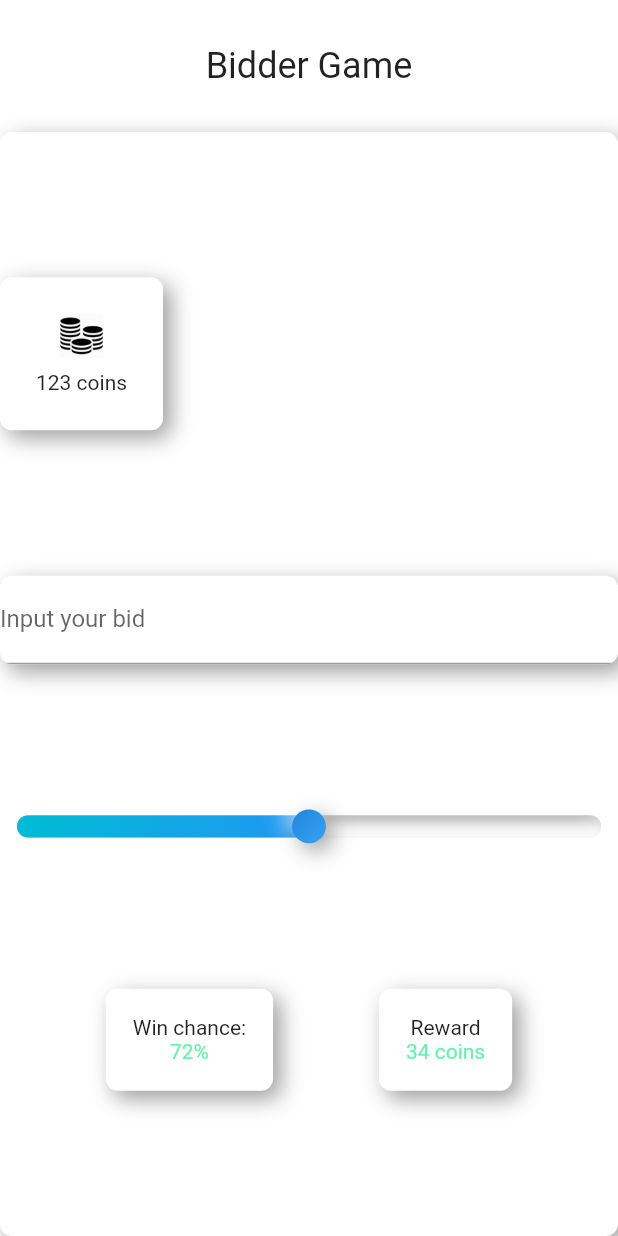
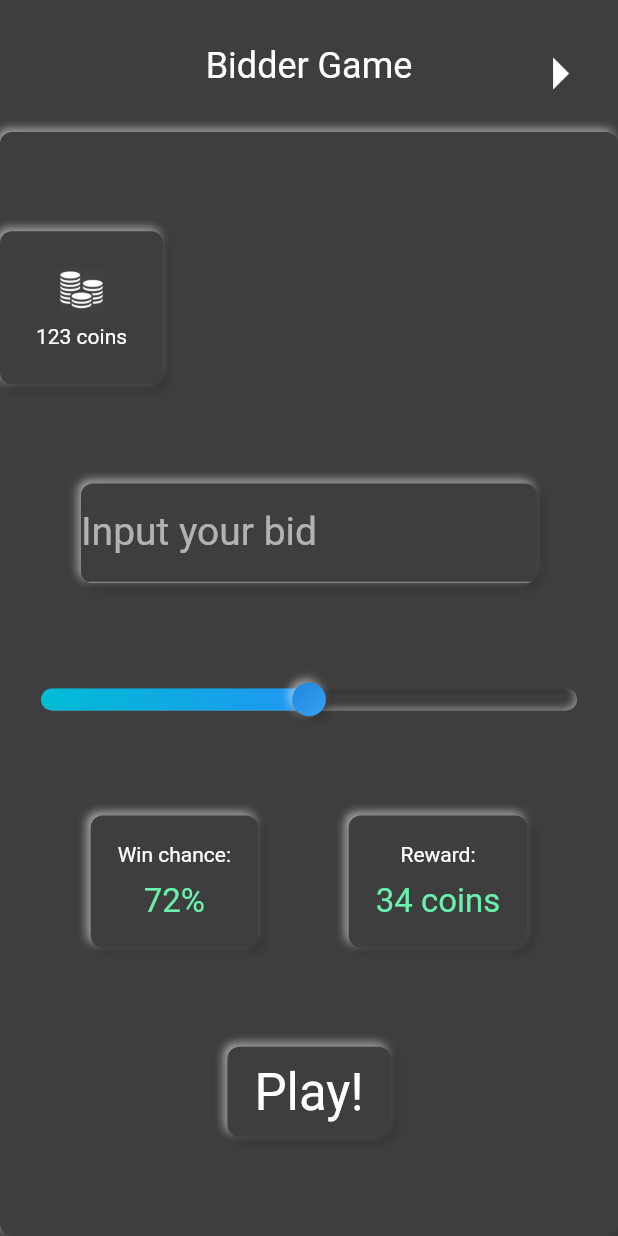
Before and after one commit to Palladiusz/bidder_game, a Flutter app: the screen it shows after launch, on a phone screen of 412 x 824 dp. Run offline on Flutter 3.47's test engine with Material 2 defaults, Android fonts, the phone set to English and light mode, and no system bars; drawn by our look-alikes of flutter_neumorphic.

Commit message:
add stylization, add navigator to 2nd screen

```diff
--- a/lib/components/block.dart
+++ b/lib/components/block.dart
@@ -15,9 +15,15 @@ class Block extends StatelessWidget {
             Text(
               upperText,
             ),
+            SizedBox(
+              height: 10.0,
+            ),
             Text(
               lowerText,
-              style: TextStyle(color: Colors.greenAccent),
+              style: TextStyle(
+                color: Colors.greenAccent,
+                fontSize: 22,
+              ),
             )
           ],
         ),
--- a/lib/main.dart
+++ b/lib/main.dart
@@ -12,16 +12,17 @@ class MyApp extends StatelessWidget {
   Widget build(BuildContext context) {
     return NeumorphicApp(
       debugShowCheckedModeBanner: false,
-      themeMode: ThemeMode.light,
+      themeMode: ThemeMode.dark,
       theme: NeumorphicThemeData(
         baseColor: Color(0xFFFFFFFF),
         lightSource: LightSource.topLeft,
-        depth: 10,
+        depth: 5,
       ),
       darkTheme: NeumorphicThemeData(
         baseColor: Color(0xFF3E3E3E),
         lightSource: LightSource.topLeft,
-        depth: 6,
+        depth: 4,
+        intensity: 0.6,
       ),
       initialRoute: HomeScreen.id,
       routes: {
--- a/lib/screens/home_screen.dart
+++ b/lib/screens/home_screen.dart
@@ -1,6 +1,7 @@
 import 'package:flutter/material.dart';
 import 'package:flutter_neumorphic/flutter_neumorphic.dart';
 import 'package:bidder_game/components/block.dart';
+import 'package:bidder_game/screens/history_screen.dart';
 
 class HomeScreen extends StatefulWidget {
   static const String id = '/home_screen';
@@ -14,6 +15,24 @@ class _HomeScreenState extends State<HomeScreen> {
   Widget build(BuildContext context) {
     return Scaffold(
       appBar: NeumorphicAppBar(
+        actions: <Widget>[
+          IconButton(
+            icon: Icon(
+              Icons.arrow_right,
+              size: 50.0,
+              color: Colors.white,
+            ),
+            onPressed: () {
+              Navigator.push(
+                context,
+                MaterialPageRoute(
+                  builder: (context) => HistoryScreen(),
+                ),
+              );
+            },
+            tooltip: 'Move to history screen',
+          )
+        ],
         centerTitle: true,
         title: Text('Bidder Game'),
       ),
@@ -31,6 +50,7 @@ class _HomeScreenState extends State<HomeScreen> {
                         ImageIcon(
                           AssetImage("icons/coins.png"),
                           size: 30.0,
+                          color: Colors.white,
                         ),
                         SizedBox(
                           height: 8.0,
@@ -42,20 +62,30 @@ class _HomeScreenState extends State<HomeScreen> {
                 ),
               ],
             ),
-            Neumorphic(
+            Padding(
+              padding: const EdgeInsets.symmetric(horizontal: 54.0),
+              child: Neumorphic(
                 child: TextField(
+                  textAlign: TextAlign.center,
                   decoration: InputDecoration(
                     labelText: 'Input your bid',
+                    labelStyle: TextStyle(
+                      fontSize: 26.0,
                     ),
                   ),
                 ),
-            NeumorphicSlider(
+              ),
+            ),
+            Padding(
+              padding: const EdgeInsets.symmetric(horizontal: 16.0),
+              child: NeumorphicSlider(
                 value: 50.0,
                 min: 1.0,
                 max: 99.0,
                 onChanged: (double newValue) {
                   setState(() {});
                 },
+              ),
             ),
             Row(
               mainAxisAlignment: MainAxisAlignment.spaceEvenly,
@@ -65,10 +95,19 @@ class _HomeScreenState extends State<HomeScreen> {
                   lowerText: '72%',
                 ),
                 Block(
-                  upperText: 'Reward',
+                  upperText: 'Reward:',
                   lowerText: '34 coins',
                 ),
               ],
+            ),
+            NeumorphicButton(
+              onPressed: () {},
+              child: Text(
+                'Play!',
+                style: TextStyle(
+                  fontSize: 34,
+                ),
+              ),
             )
           ],
         ),
```
Lines whose indentation alone changed are shown as unchanged.
